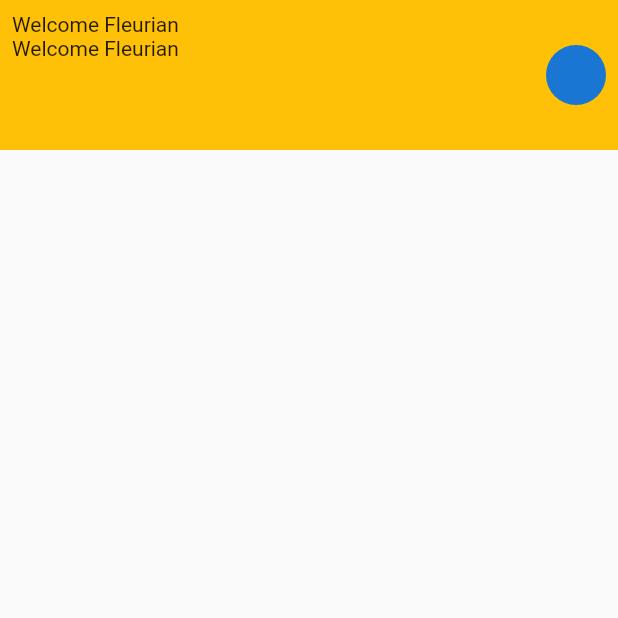
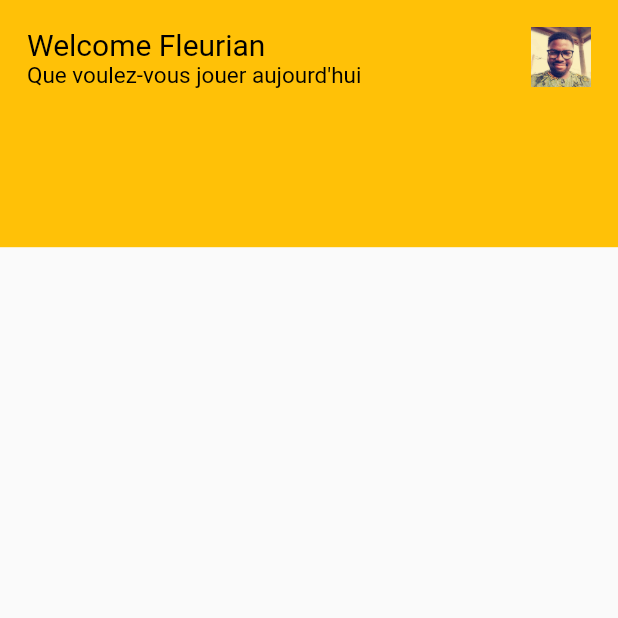
Before and after one commit to sylfleur/learn_bloc_flutter, a Flutter app: the RawgHomeScreen screen opened directly, on a phone screen of 412 x 824 dp, the top half of it. Run offline on Flutter 3.47's test engine with Material 2 defaults, Android fonts, the phone set to English and light mode, and no system bars; our stand-ins replace bloc, equatable, flutter_bloc, font_awesome_flutter.

Commit message:
Feat : Add RAWG HOMEPAGE LAYOUT Part 1

```diff
--- /dev/null
+++ b/lib/misc/appcolor.dart
@@ -0,0 +1,7 @@
+import 'dart:ui';
+class AppColors {
+
+  static const Color bigTitleColorsblack= Color(0xFF000000);
+
+
+}
--- a/lib/screens/rawg_screen/rawg_home_screen.dart
+++ b/lib/screens/rawg_screen/rawg_home_screen.dart
@@ -10,8 +10,8 @@ class RawgHomeScreen extends StatelessWidget {
     return Scaffold(
       body: SafeArea(
         child: Column(
-          children: <Widget>[
-            const HeaderTitlle(),
+          children: const <Widget>[
+            HeaderTitlle(),
           ],
         ),
       ),
--- a/lib/widgets/header_title/header_title.dart
+++ b/lib/widgets/header_title/header_title.dart
@@ -1,3 +1,4 @@
+import 'package:bloc_form/widgets/text_style.dart';
 import 'package:flutter/material.dart';
 
 class HeaderTitlle extends StatelessWidget {
@@ -5,22 +6,31 @@ class HeaderTitlle extends StatelessWidget {
 
   @override
   Widget build(BuildContext context) {
+    var heighT = MediaQuery.of(context).size.height;
     return Container(
       color: Colors.amber,
-      height: 100,
+      height: heighT / 5,
       child: Padding(
-        padding: const EdgeInsets.all(8.0),
+        padding: const EdgeInsets.all(18.0),
         child: Row(
-          // crossAxisAlignment: CrossAxisAlignment.stretch,
+          crossAxisAlignment: CrossAxisAlignment.start,
           mainAxisAlignment: MainAxisAlignment.spaceBetween,
           children: [
             Column(
+              crossAxisAlignment: CrossAxisAlignment.start,
               children: const <Widget>[
-                Text('Welcome Fleurian'),
-                Text('Welcome Fleurian'),
+                TitleWidget(text: 'Welcome Fleurian', size: 20),
+                TitleWidget(
+                  text: 'Que voulez-vous jouer aujourd\'hui',
+                  size: 15,
+                ),
               ],
             ),
-            const CircleAvatar()
+            CircleAvatar(
+              child: Image.asset(
+                'assets/images/pic_fleurian.jpeg',
+              ),
+            )
           ],
         ),
       ),
--- /dev/null
+++ b/lib/widgets/text_style.dart
@@ -0,0 +1,28 @@
+// ignore_for_file: public_member_api_docs, sort_constructors_first
+import 'package:bloc_form/misc/appcolor.dart';
+import 'package:flutter/material.dart';
+
+class TitleWidget extends StatelessWidget{
+
+  final double size;
+  final String text;
+  final Color color;
+
+  const TitleWidget({
+    Key? key,
+    required this.text,
+    this.color = AppColors.bigTitleColorsblack,
+    this.size = 20.0,
+  }) : super(key: key);
+
+  @override
+  Widget build(BuildContext context) {
+    return Text(
+      text,
+      style: TextStyle(
+        color: color,
+        fontSize: size,
+      ),
+    );
+}
+}
--- a/pubspec.yaml
+++ b/pubspec.yaml
@@ -49,8 +49,8 @@ flutter:
   # the material Icons class.
   uses-material-design: true
   # To add assets to your application, add an assets section, like this:
-  # assets:
-  #   - images/a_dot_burr.jpeg
+  assets:
+    - assets/images
   #   - images/a_dot_ham.jpeg
   # An image asset can refer to one or more resolution-specific "variants", see
   # https://flutter.dev/assets-and-images/#resolution-aware
```
Also changed, not shown: assets/images/pic_fleurian.jpeg (added).
